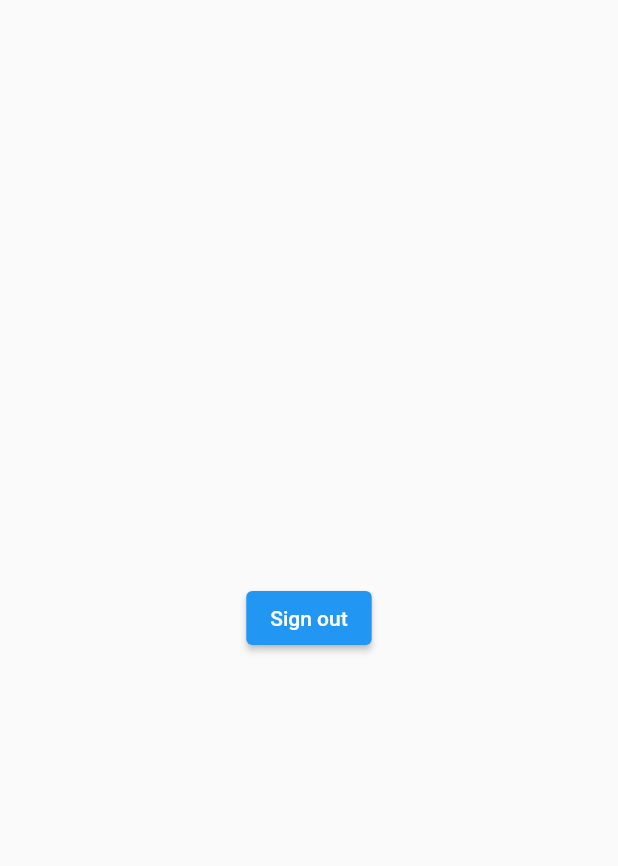
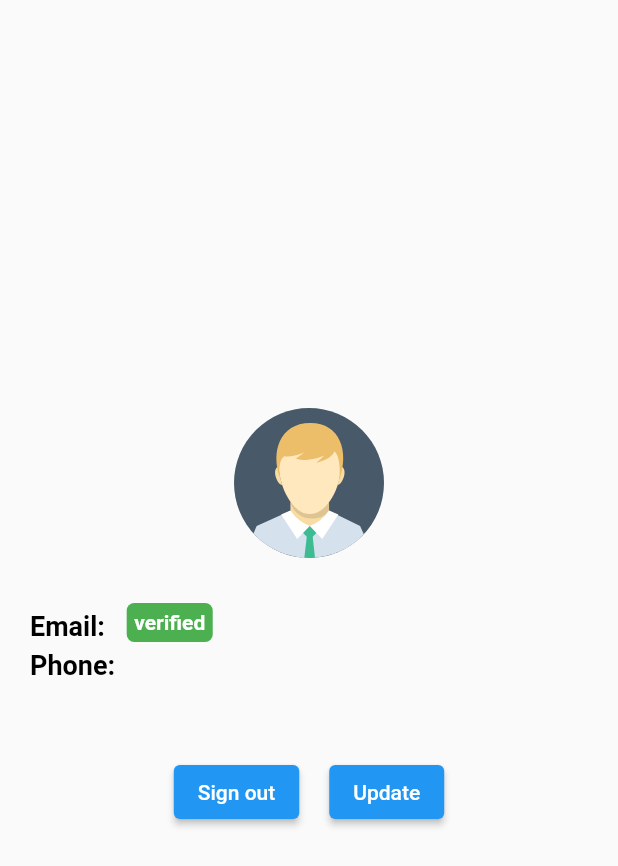
Before and after one commit to tamdev3241/Features-Practice, a Flutter app: the AccountScreen screen opened by its route, on a phone screen of 412 x 824 dp. Shown: the top 866 px of the screen. Run offline on Flutter 3.47's test engine with Material 2 defaults, Android fonts, the phone set to English and light mode, and no system bars; our stand-ins replace firebase_auth, firebase_core, flutter_svg; accounts and stored records are empty.

Commit message:
handle logout and add profile screen

```diff
--- /dev/null
+++ b/firebase_example/lib/src/constant/assets_manager.dart
@@ -0,0 +1,4 @@
+class AssetsManager {
+  static const String rootImagePath = "assets/images";
+  static const String avatar = "$rootImagePath/avatar.svg";
+}
--- a/firebase_example/lib/src/screens/account_screen.dart
+++ b/firebase_example/lib/src/screens/account_screen.dart
@@ -1,5 +1,8 @@
 import 'package:firebase_auth/firebase_auth.dart';
 import 'package:flutter/material.dart';
+import 'package:flutter_svg/flutter_svg.dart';
+
+import '../constant/assets_manager.dart';
 
 class AccountScreen extends StatefulWidget {
   const AccountScreen({super.key});
@@ -9,6 +12,8 @@ class AccountScreen extends StatefulWidget {
 }
 
 class _AccountScreenState extends State<AccountScreen> {
+  User? user;
+
   void signOut() async {
     await FirebaseAuth.instance.signOut().whenComplete(() {
       Navigator.popUntil(context, (route) => false);
@@ -16,13 +21,109 @@ class _AccountScreenState extends State<AccountScreen> {
     });
   }
 
+  void update() {
+    //TODO: To be handle later
+  }
+
+  @override
+  void initState() {
+    super.initState();
+    user = FirebaseAuth.instance.currentUser;
+  }
+
   @override
   Widget build(BuildContext context) {
     return Scaffold(
       body: SafeArea(
         child: Center(
+          child: user != null
+              ? Padding(
+                  padding: const EdgeInsets.all(20.0),
                   child: Column(
-            crossAxisAlignment: CrossAxisAlignment.center,
+                    crossAxisAlignment: CrossAxisAlignment.start,
+                    mainAxisAlignment: MainAxisAlignment.center,
+                    children: [
+                      Container(
+                        alignment: Alignment.center,
+                        decoration: const BoxDecoration(
+                          shape: BoxShape.circle,
+                        ),
+                        child: user!.photoURL != null
+                            ? Image.network(
+                                user!.photoURL!,
+                                height: 100,
+                                width: 100,
+                              )
+                            : SvgPicture.asset(
+                                AssetsManager.avatar,
+                                height: 100,
+                                width: 100,
+                              ),
+                      ),
+                      const SizedBox(height: 30.0),
+                      RichText(
+                        text: TextSpan(
+                            text: "Email: ",
+                            style: const TextStyle(
+                              color: Colors.black,
+                              fontWeight: FontWeight.bold,
+                              fontSize: 18.0,
+                            ),
+                            children: [
+                              TextSpan(
+                                text: user!.email,
+                                style: const TextStyle(
+                                  color: Colors.black,
+                                  fontWeight: FontWeight.normal,
+                                  fontSize: 16.0,
+                                ),
+                              ),
+                              WidgetSpan(
+                                child: Container(
+                                  padding: const EdgeInsets.all(5.0),
+                                  margin: const EdgeInsets.only(left: 10),
+                                  decoration: BoxDecoration(
+                                      color: user!.emailVerified
+                                          ? Colors.green
+                                          : Colors.grey,
+                                      borderRadius: BorderRadius.circular(5.0)),
+                                  child: Text(
+                                    user!.emailVerified
+                                        ? "verified"
+                                        : "Not verified",
+                                    style: const TextStyle(
+                                      color: Colors.white,
+                                      fontSize: 14.0,
+                                      fontWeight: FontWeight.bold,
+                                    ),
+                                  ),
+                                ),
+                              ),
+                            ]),
+                      ),
+                      const SizedBox(height: 5.0),
+                      RichText(
+                        text: TextSpan(
+                          text: "Phone: ",
+                          style: const TextStyle(
+                            color: Colors.black,
+                            fontWeight: FontWeight.bold,
+                            fontSize: 18.0,
+                          ),
+                          children: [
+                            TextSpan(
+                              text: user!.phoneNumber ?? "To be updated",
+                              style: const TextStyle(
+                                color: Colors.black,
+                                fontWeight: FontWeight.normal,
+                                fontSize: 16.0,
+                              ),
+                            ),
+                          ],
+                        ),
+                      ),
+                      const SizedBox(height: 50.0),
+                      Row(
                         mainAxisAlignment: MainAxisAlignment.center,
                         children: [
                           ElevatedButton(
@@ -33,8 +134,19 @@ class _AccountScreenState extends State<AccountScreen> {
                               "Sign out",
                             ),
                           ),
+                          const SizedBox(width: 20),
+                          ElevatedButton(
+                            onPressed: () {},
+                            child: const Text(
+                              "Update",
+                            ),
+                          )
                         ],
                       ),
+                    ],
+                  ),
+                )
+              : const Center(child: Text("User not found")),
         ),
       ),
     );
--- a/firebase_example/pubspec.yaml
+++ b/firebase_example/pubspec.yaml
@@ -38,6 +38,7 @@ dependencies:
   firebase_core: ^2.15.0
   firebase_auth: ^4.7.2
   cloud_firestore: ^4.8.4
+  flutter_svg: ^2.0.5
 
 dev_dependencies:
   flutter_test:
@@ -62,9 +63,8 @@ flutter:
   uses-material-design: true
 
   # To add assets to your application, add an assets section, like this:
-  # assets:
-  #   - images/a_dot_burr.jpeg
-  #   - images/a_dot_ham.jpeg
+  assets:
+    - assets/images/
 
   # An image asset can refer to one or more resolution-specific "variants", see
   # https://flutter.dev/assets-and-images/#resolution-aware
```
Also changed, not shown: firebase_example/assets/images/avatar.svg (added), firebase_example/pubspec.lock. Lines whose indentation alone changed are shown as unchanged.
